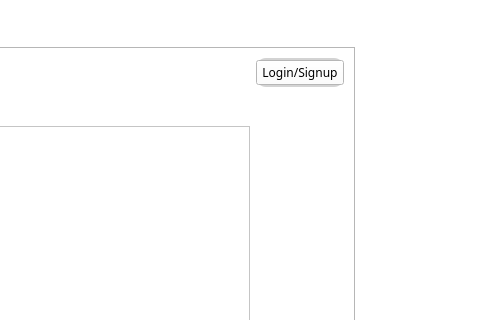
jandrealyn/LibraryQtSystem, file NewWindowChur/mainwindow.ui: the form before one commit; both pictures show x 769 to 1249 and y 0 to 320 of the 1249 by 716 pixel window.
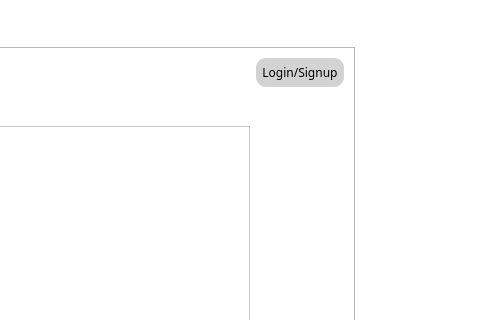
The form after the commit. The open tabs and pages were chosen to show the change. Icons and pictures are not drawn.

```diff
--- a/NewWindowChur/mainwindow.ui
+++ b/NewWindowChur/mainwindow.ui
@@ -115,28 +115,6 @@
         </property>
        </widget>
       </item>
-      <item row="0" column="1">
-       <widget class="QPushButton" name="login">
-        <property name="styleSheet">
-         <string notr="true">*{
-background-color:rgb(255, 255, 255);
-font-family: cenury gothic, sans-serif;
-
-}
-QPushButton#login{
-background-color: #d3d3d3;
-border-width: 2px;
-border-radius: 10px;
-border-color: black;
-min-width: 10em;
-padding: 6px;
-}</string>
-        </property>
-        <property name="text">
-         <string>Login/Signup</string>
-        </property>
-       </widget>
-      </item>
      </layout>
     </widget>
     <widget class="QWidget" name="Test">
```
Left out of the diff: 4 changed lines with no effect on the pictures.
